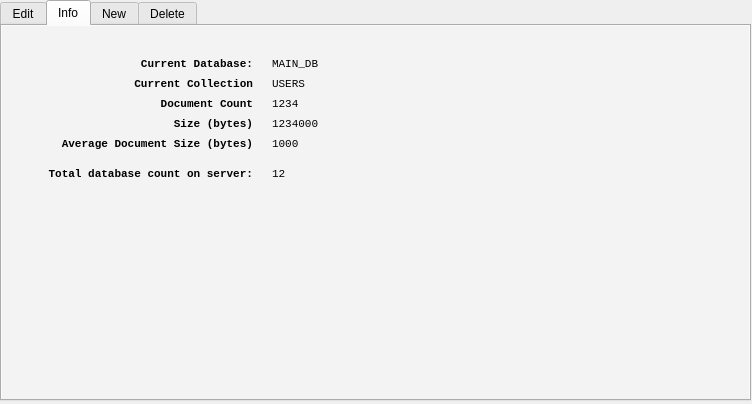
Qt form ui/edit_collection_gui.ui (torsten-gattung/pyqt-mongodb-interface) before a commit.
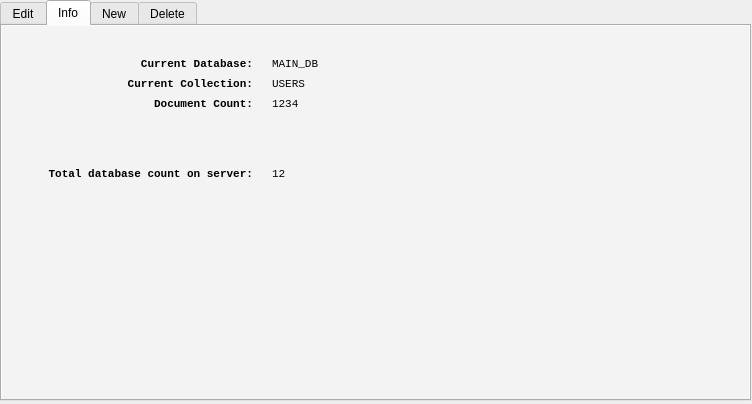
The same form after that commit. The open tabs and pages were chosen to show the change.

Commit message:
Update info labels in Database and Collection windows
- Fix bug where widget_objects was set as class variable instead of instance variable

Patch:
```diff
--- a/ui/edit_collection_gui.ui
+++ b/ui/edit_collection_gui.ui
@@ -374,7 +374,7 @@
        </font>
       </property>
       <property name="text">
-       <string>Current Collection</string>
+       <string>Current Collection:</string>
       </property>
       <property name="alignment">
        <set>Qt::AlignRight|Qt::AlignTrailing|Qt::AlignVCenter</set>
@@ -418,7 +418,7 @@
        </font>
       </property>
       <property name="text">
-       <string>Document Count</string>
+       <string>Document Count:</string>
       </property>
       <property name="alignment">
        <set>Qt::AlignRight|Qt::AlignTrailing|Qt::AlignVCenter</set>
@@ -468,94 +468,6 @@
        <set>Qt::AlignRight|Qt::AlignTrailing|Qt::AlignVCenter</set>
       </property>
      </widget>
-     <widget class="QLabel" name="collectionSizeLabel">
-      <property name="geometry">
-       <rect>
-        <x>270</x>
-        <y>90</y>
-        <width>461</width>
-        <height>16</height>
-       </rect>
-      </property>
-      <property name="font">
-       <font>
-        <family>Consolas</family>
-        <pointsize>8</pointsize>
-       </font>
-      </property>
-      <property name="text">
-       <string>1234000</string>
-      </property>
-     </widget>
-     <widget class="QLabel" name="label_9">
-      <property name="geometry">
-       <rect>
-        <x>20</x>
-        <y>90</y>
-        <width>231</width>
-        <height>16</height>
-       </rect>
-      </property>
-      <property name="font">
-       <font>
-        <family>Consolas</family>
-        <pointsize>8</pointsize>
-        <weight>75</weight>
-        <italic>false</italic>
-        <bold>true</bold>
-       </font>
-      </property>
-      <property name="text">
-       <string>Size (bytes)</string>
-      </property>
-      <property name="alignment">
-       <set>Qt::AlignRight|Qt::AlignTrailing|Qt::AlignVCenter</set>
-      </property>
-     </widget>
-     <widget class="QLabel" name="label_15">
-      <property name="geometry">
-       <rect>
-        <x>20</x>
-        <y>110</y>
-        <width>231</width>
-        <height>16</height>
-       </rect>
-      </property>
-      <property name="font">
-       <font>
-        <family>Consolas</family>
-        <pointsize>8</pointsize>
-        <weight>75</weight>
-        <italic>false</italic>
-        <bold>true</bold>
-       </font>
-      </property>
-      <property name="text">
-       <string>Average Document Size (bytes)</string>
-      </property>
-      <property name="alignment">
-       <set>Qt::AlignRight|Qt::AlignTrailing|Qt::AlignVCenter</set>
-      </property>
-     </widget>
-     <widget class="QLabel" name="averageDocumentSizeLabel">
-      <property name="geometry">
-       <rect>
-        <x>270</x>
-        <y>110</y>
-        <width>461</width>
-        <height>16</height>
-       </rect>
-      </property>
-      <property name="font">
-       <font>
-        <family>Consolas</family>
-        <pointsize>8</pointsize>
-       </font>
-      </property>
-      <property name="text">
-       <string>1000</string>
-      </property>
-     </widget>
     </widget>
     <widget class="QWidget" name="newTab">
      <attribute name="title">
```
The commit also changes 3 other files.
